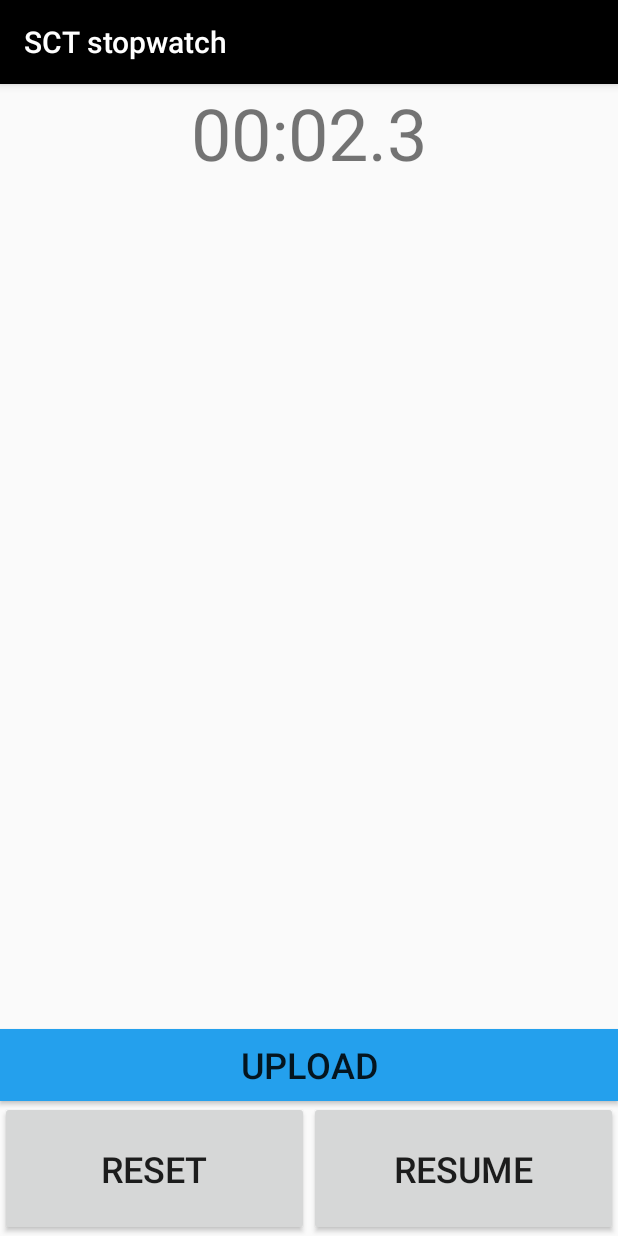
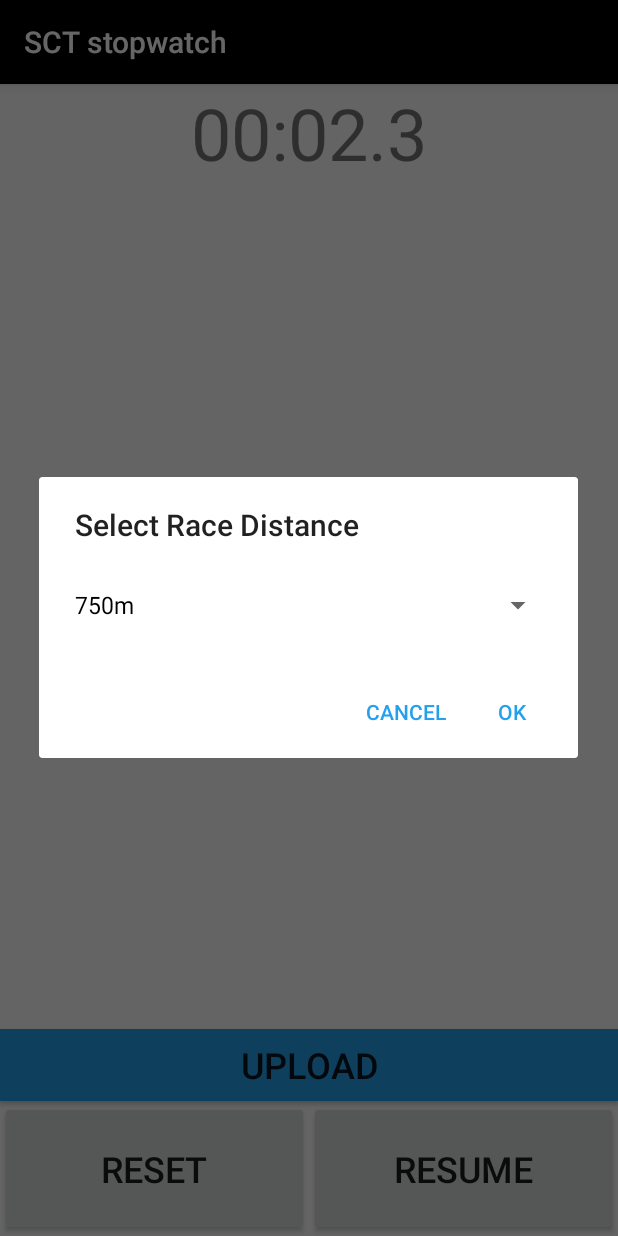
Before and after one commit to JoshuaPrstec/BT_stopwatch, an Android app built with Jetpack Compose: the screen it shows after launch (MainActivity), after a tap on "UPLOAD", on a phone screen of 412 x 824 dp. Run offline under Robolectric (Android 15) with nearby library versions, the phone set to English and light mode, and no system bars; libraries missing offline, so code that uses them is left out: org.apache.poi; 2 other taps on this screen came first.

Commit message:
Create app
Signed-off-by: josh <joshuaprstec@gmail.co>

```diff
--- a/app/src/main/java/com/example/SCTstopwatch/MainActivity.kt
+++ b/app/src/main/java/com/example/SCTstopwatch/MainActivity.kt
@@ -1,5 +1,6 @@
 package com.example.SCTstopwatch
 
+import android.app.AlertDialog
 import android.bluetooth.BluetoothAdapter
 import android.bluetooth.BluetoothManager
 import android.content.ContentValues
@@ -12,8 +13,12 @@ import android.os.Handler
 import android.os.Looper
 import android.provider.MediaStore
 import android.view.View
+import android.widget.AdapterView
+import android.widget.ArrayAdapter
 import android.widget.Button
+import android.widget.EditText
 import android.widget.ListView
+import android.widget.Spinner
 import android.widget.TextView
 import android.widget.Toast
 import androidx.activity.result.ActivityResultLauncher
@@ -120,10 +125,8 @@ class MainActivity : AppCompatActivity() {
     private fun enableBluetooth() {
         val bluetoothManager = getSystemService(Context.BLUETOOTH_SERVICE) as BluetoothManager
         val bluetoothAdapter = bluetoothManager.adapter
-        if (bluetoothAdapter == null) {
-            // Device doesn't support Bluetooth
+            ?: // Device doesn't support Bluetooth
             return
-        }
         if (!bluetoothAdapter.isEnabled) {
             val enableBtIntent = Intent(BluetoothAdapter.ACTION_REQUEST_ENABLE)
             enableBluetoothLauncher.launch(enableBtIntent)
@@ -180,11 +183,54 @@ class MainActivity : AppCompatActivity() {
         val minutes = mins % 60
         return String.format("%02d:%02d.%01d", minutes, seconds, millis)
     }
+    private fun showDistanceDialog(onDistanceSelected: (String) -> Unit) {
+        val distances = arrayOf("750m", "1250m", "2000m", "2500m", "Custom")
+        val builder = AlertDialog.Builder(this)
+        val view = layoutInflater.inflate(R.layout.dialog_distance, null)
+        val spinner: Spinner = view.findViewById(R.id.distance_spinner)
+        val customDistanceEditText: EditText = view.findViewById(R.id.custom_distance_edit_text)
+
+        customDistanceEditText.visibility = View.GONE
+
+        spinner.adapter = ArrayAdapter(this, android.R.layout.simple_spinner_dropdown_item, distances)
+
+        spinner.onItemSelectedListener = object : AdapterView.OnItemSelectedListener {
+            override fun onItemSelected(parent: AdapterView<*>?, view: View?, position: Int, id: Long) {
+                customDistanceEditText.visibility = if (distances[position] == "Custom") View.VISIBLE else View.GONE
+            }
+
+            override fun onNothingSelected(parent: AdapterView<*>?) {
+                customDistanceEditText.visibility = View.GONE
+            }
+        }
+
+        builder.setView(view)
+            .setTitle("Select Race Distance")
+            .setPositiveButton("OK") { dialog, _ ->
+                val selectedDistance = if (spinner.selectedItem == "Custom") {
+                    customDistanceEditText.text.toString()
+                } else {
+                    spinner.selectedItem.toString()
+                }
+                if (selectedDistance.isNotBlank()) {
+                    onDistanceSelected(selectedDistance)
+                }
+                dialog.dismiss()
+            }
+            .setNegativeButton("Cancel") { dialog, _ -> dialog.cancel() }
+
+        builder.create().show()
+    }
+
 
     private fun uploadResults() {
+        showDistanceDialog { selectedDistance ->
+            val date = java.text.SimpleDateFormat("ddMMM", java.util.Locale.getDefault()).format(java.util.Date())
+            val fileName = "${selectedDistance}-${date}.xlsx"
+
             val resolver = contentResolver
             val contentValues = ContentValues().apply {
-            put(MediaStore.MediaColumns.DISPLAY_NAME, "lap_times.xlsx")
+                put(MediaStore.MediaColumns.DISPLAY_NAME, fileName)
                 put(MediaStore.MediaColumns.MIME_TYPE, "application/vnd.openxmlformats-officedocument.spreadsheetml.sheet")
                 put(MediaStore.MediaColumns.RELATIVE_PATH, Environment.DIRECTORY_DOWNLOADS)
             }
@@ -218,3 +264,6 @@ class MainActivity : AppCompatActivity() {
             }
         }
     }
+
+
+}
--- /dev/null
+++ b/app/src/main/res/layout/dialog_distance.xml
@@ -0,0 +1,20 @@
+<?xml version="1.0" encoding="utf-8"?>
+<LinearLayout xmlns:android="http://schemas.android.com/apk/res/android"
+    android:layout_width="match_parent"
+    android:layout_height="wrap_content"
+    android:orientation="vertical"
+    android:padding="16dp">
+
+    <Spinner
+        android:id="@+id/distance_spinner"
+        android:layout_width="match_parent"
+        android:layout_height="wrap_content" />
+
+    <EditText
+        android:id="@+id/custom_distance_edit_text"
+        android:layout_width="match_parent"
+        android:layout_height="wrap_content"
+        android:hint="Enter custom distance"
+        android:inputType="text"
+        android:visibility="gone" />
+</LinearLayout>
--- a/app/src/main/res/values/styles.xml
+++ b/app/src/main/res/values/styles.xml
@@ -2,6 +2,6 @@
     <style name="AppTheme" parent="Theme.AppCompat.Light.DarkActionBar">
         <item name="colorPrimary">@color/black</item>
         <item name="colorPrimaryDark">@color/yellow</item>
-        <item name="colorAccent">@color/white</item>
+        <item name="colorAccent">@color/blue</item>
     </style>
 </resources>
```
Also changed, not shown: app/src/main/res/values/themes.xml (deleted, +0 -10 lines), app/src/main/res/xml/data_extraction_rules.xml (+2 -10 lines). Lines whose indentation alone changed are shown as unchanged.
